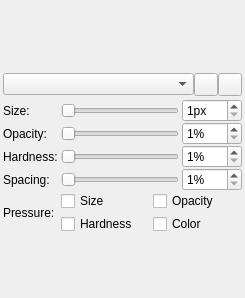
This is src/client/ui/brushsettings.ui in drawpile/Drawpile as Qt 5 draws it before an edit. The edited form follows.
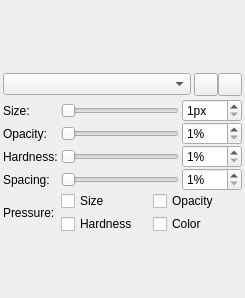
This is the edited form. Icons and pictures are not drawn. Custom widgets are drawn as their Qt base class.

```diff
--- a/src/client/ui/brushsettings.ui
+++ b/src/client/ui/brushsettings.ui
@@ -66,6 +66,19 @@
        </property>
       </widget>
      </item>
+     <item>
+      <spacer name="horizontalSpacer">
+       <property name="orientation">
+        <enum>Qt::Horizontal</enum>
+       </property>
+       <property name="sizeHint" stdset="0">
+        <size>
+         <width>3</width>
+         <height>15</height>
+        </size>
+       </property>
+      </spacer>
+     </item>
      <item>
       <widget class="GroupedToolButton" name="paintmodeIndirect">
        <property name="toolTip">
```
